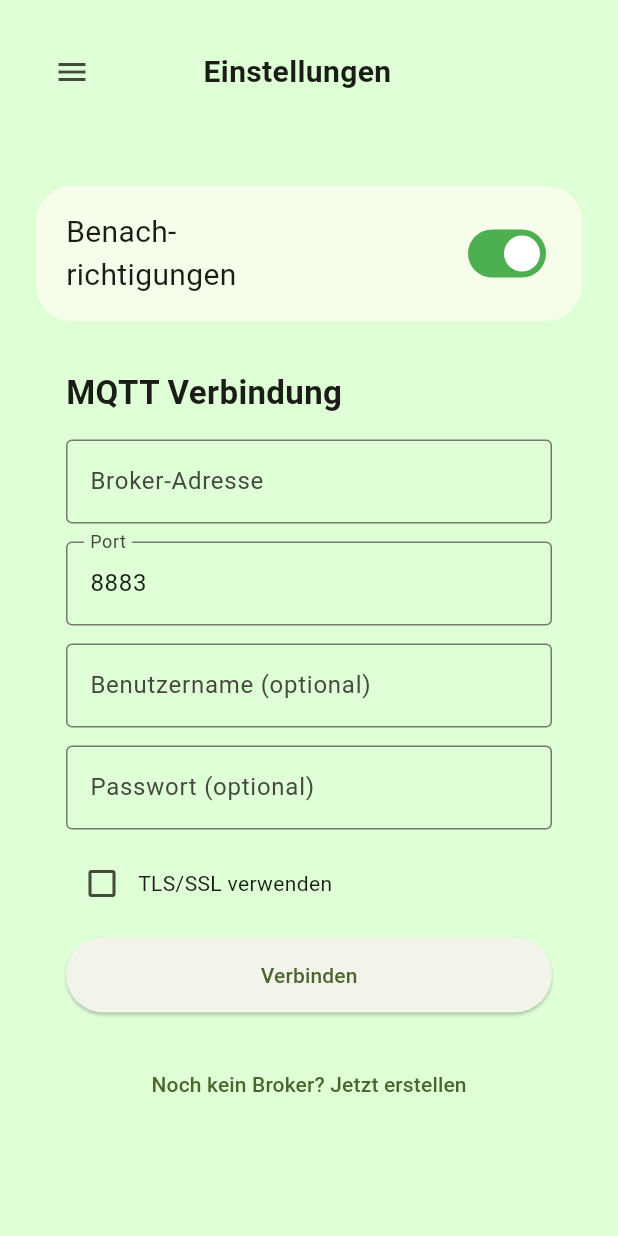
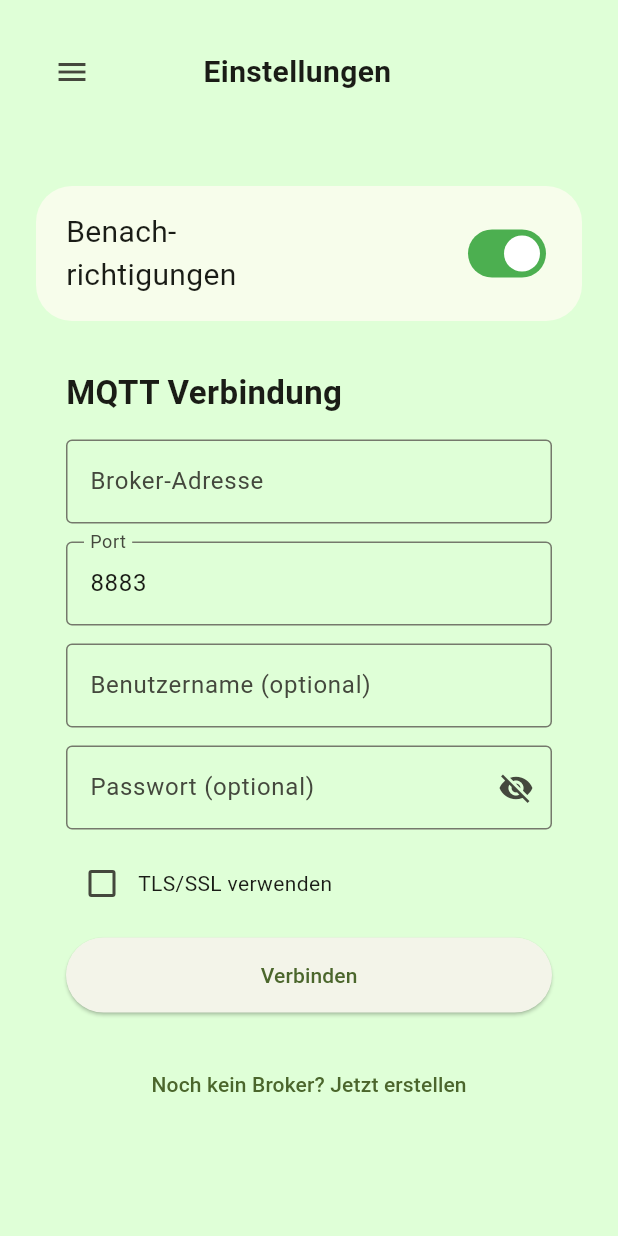
Before and after one commit to SpartanProgram/balkon-bewaesserung-app, a Flutter app: the EinstellungenScreen screen opened directly, on a phone screen of 412 x 824 dp. Run offline on Flutter 3.47's test engine with Material 3 defaults, Android fonts, the phone set to English and light mode, and no system bars; our stand-ins replace shared_preferences; missing offline and left inert: mqtt_client; accounts and stored records are empty.

Commit message:
added a “Show Password” toggle
Former-commit-id: 4baab1d798fad92613e4272c55f2688ef3a75d97

```diff
--- a/Software/lib/einstellungen.dart
+++ b/Software/lib/einstellungen.dart
@@ -14,6 +14,8 @@ class EinstellungenScreen extends StatefulWidget {
 class _EinstellungenScreenState extends State<EinstellungenScreen> {
   bool _benachrichtigungenAktiv = true;
   bool _useTLS = false;
+  bool _passwordVisible = false;
+
 
   final TextEditingController _brokerController = TextEditingController();
   final TextEditingController _portController = TextEditingController(text: '8883');
@@ -130,14 +132,24 @@ class _EinstellungenScreenState extends State<EinstellungenScreen> {
                     ),
                   ),
                   const SizedBox(height: 12),
-                  TextField(
-                    controller: _passwordController,
-                    obscureText: true,
-                    decoration: const InputDecoration(
-                      labelText: "Passwort (optional)",
-                      border: OutlineInputBorder(),
+                 TextField(
+                  controller: _passwordController,
+                  obscureText: !_passwordVisible,
+                  decoration: InputDecoration(
+                    labelText: "Passwort (optional)",
+                    border: const OutlineInputBorder(),
+                    suffixIcon: IconButton(
+                      icon: Icon(
+                        _passwordVisible ? Icons.visibility : Icons.visibility_off,
+                      ),
+                      onPressed: () {
+                        setState(() {
+                          _passwordVisible = !_passwordVisible;
+                        });
+                      },
                     ),
                   ),
+                ),
                   const SizedBox(height: 12),
                   Row(
                     children: [
```
